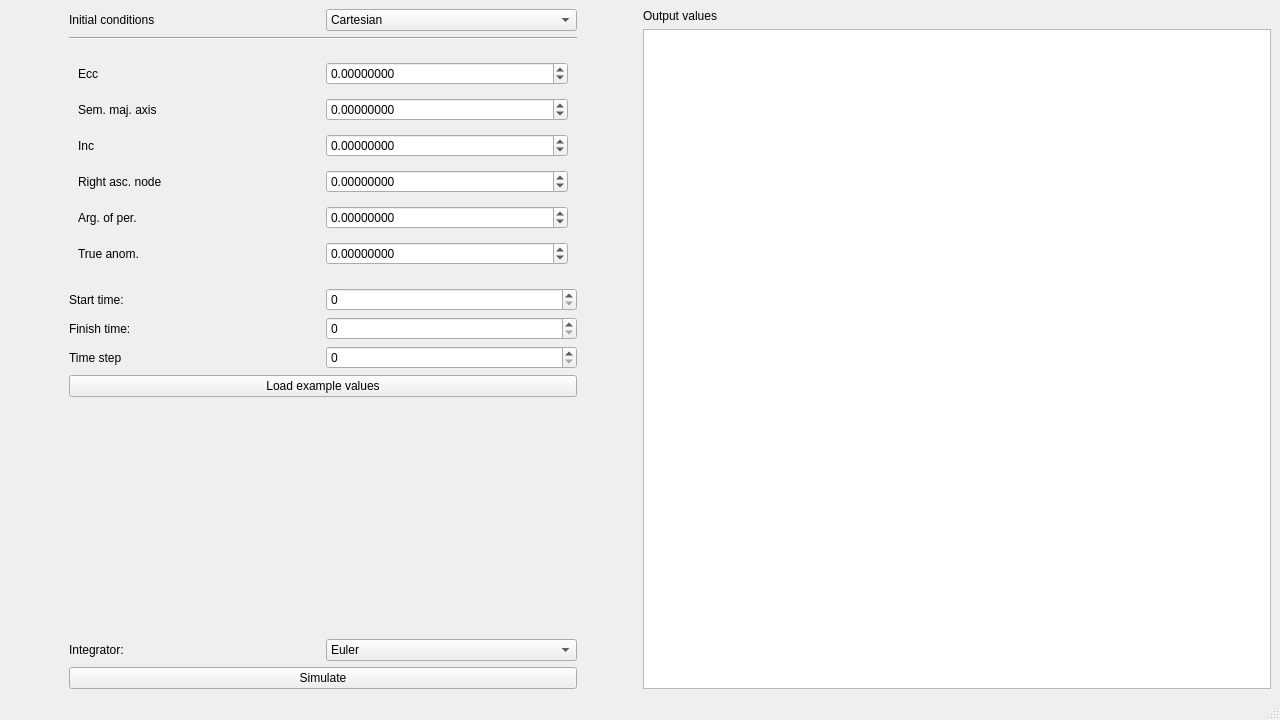
Old version of the form src/gui/main_window.ui in the repository YassenEfremov/OrbSim.
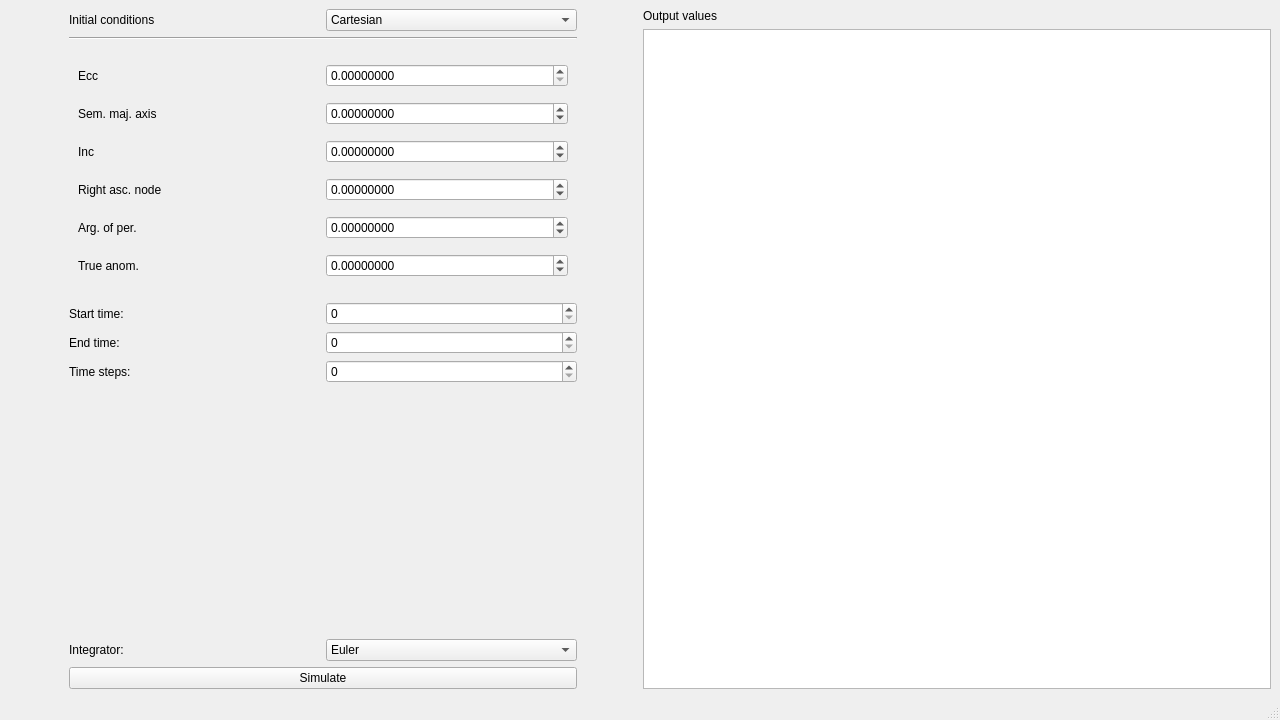
New version of the form. The open tabs and pages were chosen to show the change.

Diff of the .ui file:
```diff
--- a/src/gui/main_window.ui
+++ b/src/gui/main_window.ui
@@ -207,10 +207,10 @@
                  <number>8</number>
                 </property>
                 <property name="minimum">
-                 <double>-300000.000000000000000</double>
+                 <double>0.000000000000000</double>
                 </property>
                 <property name="maximum">
-                 <double>300000.000000000000000</double>
+                 <double>1.000000000000000</double>
                 </property>
                </widget>
               </item>
@@ -366,7 +366,7 @@
           <item>
            <widget class="QLabel" name="FinishTimeLabel">
             <property name="text">
-             <string>Finish time:</string>
+             <string>End time:</string>
             </property>
             <property name="alignment">
              <set>Qt::AlignLeading|Qt::AlignLeft|Qt::AlignVCenter</set>
@@ -387,7 +387,7 @@
           <item>
            <widget class="QLabel" name="TimeStepLabel">
             <property name="text">
-             <string>Time step</string>
+             <string>Time steps:</string>
             </property>
             <property name="alignment">
              <set>Qt::AlignLeading|Qt::AlignLeft|Qt::AlignVCenter</set>
@@ -403,13 +403,6 @@
           </item>
          </layout>
         </item>
-        <item>
-         <widget class="QPushButton" name="ExampleValuesButton">
-          <property name="text">
-           <string>Load example values</string>
-          </property>
-         </widget>
-        </item>
         <item>
          <spacer name="verticalSpacer">
           <property name="orientation">
```
Left out of the diff: 12 changed lines with no effect on the pictures.
